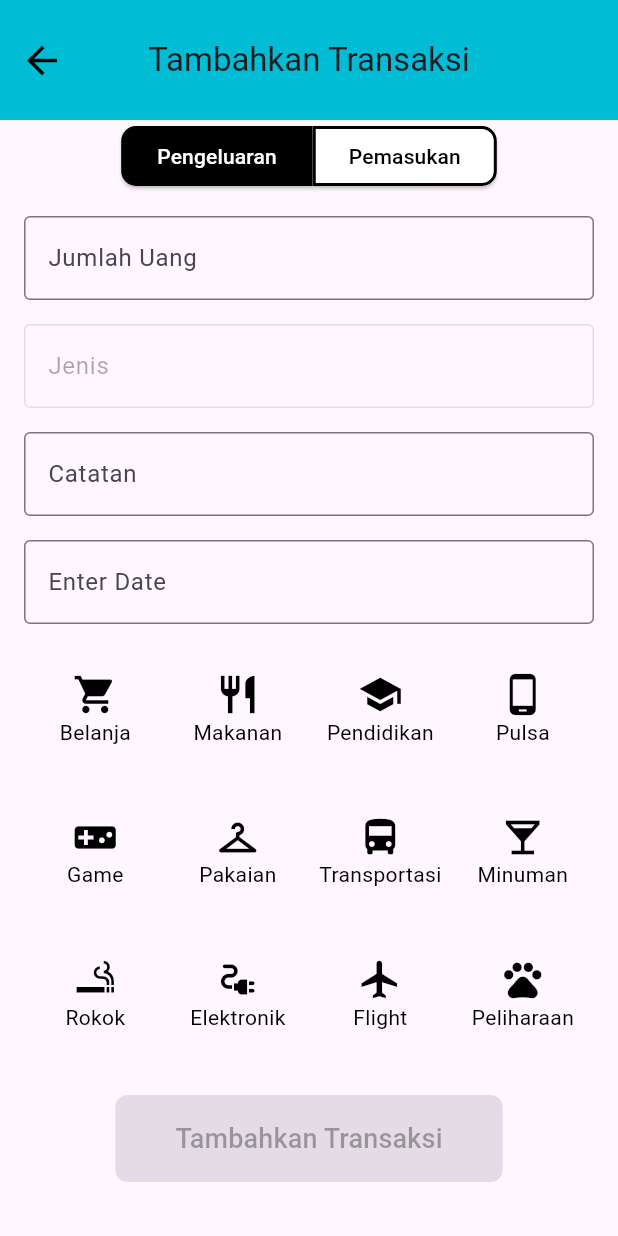
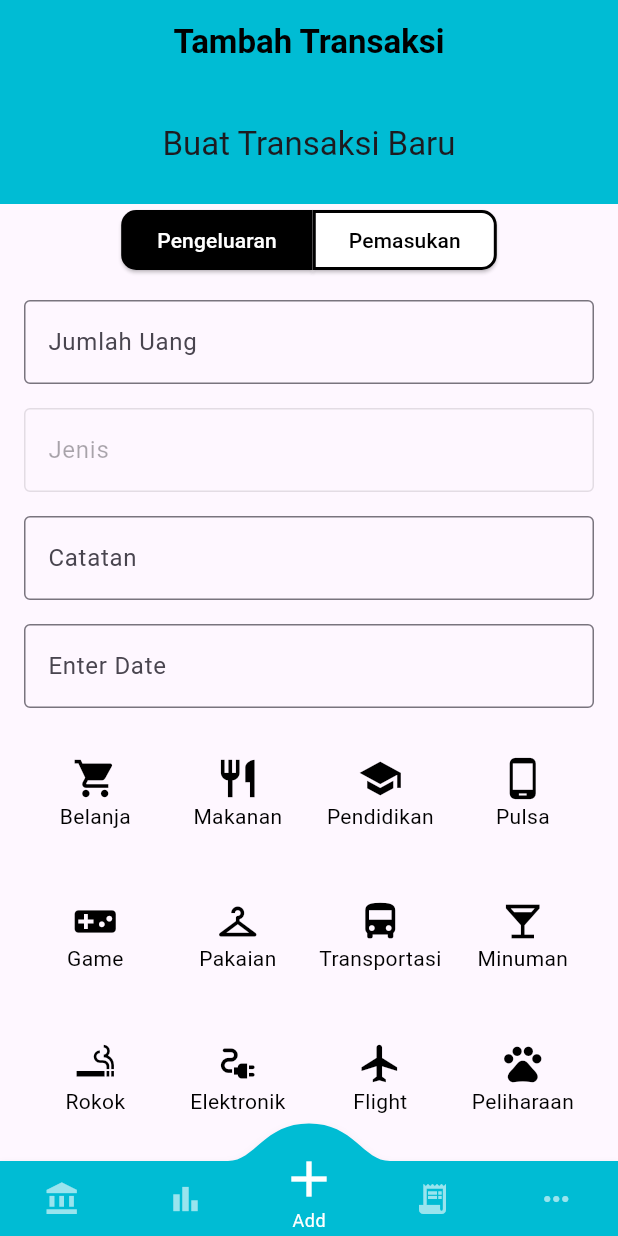
Before and after one commit to RidhuanDEV/Vasa, a Flutter app: the screen it shows after launch, item 3 of the bottom bar chosen, on a phone screen of 412 x 824 dp. Run offline on Flutter 3.47's test engine with Material 3 defaults, Android fonts, the light colour scheme and no system bars; drawn by our look-alikes of convex_bottom_bar; our stand-ins replace drift, fl_chart, google_fonts, image_picker, month_picker_dialog, sqlite3_flutter_libs; missing offline and left inert: sqlite3; accounts and stored records are empty; generated files the repository leaves out were written again.

Commit message:
Changing : Some feature and Bottom nav

```diff
--- a/lib/botnav.dart
+++ b/lib/botnav.dart
@@ -10,6 +10,7 @@ import 'package:vasa/screens/profile.dart';
 import 'package:vasa/global.dart';
 import 'package:vasa/screens/tambah_rekening.dart';
 import 'package:vasa/screens/transaksi.dart';
+import 'package:convex_bottom_bar/convex_bottom_bar.dart';
 
 class BotNav extends StatefulWidget {
   const BotNav({super.key});
@@ -24,11 +25,11 @@ class BotNavState extends State<BotNav> {
   final List<Widget> _children = [
     HomePage(initialDate: DateTime.now()),
     const GrafikScreen(),
-    const LaporanPage(),
+    const Transaksi(),       // Transaksi screen
+    const LaporanPage(),     // Laporan screen
     const ProfilePage(),
     const MengelolaRekening(),
     const TambahRekening(),
-    const Transaksi(),
     const Pengaturan(),
     const AkunPage(),
   ];
@@ -47,7 +48,9 @@ class BotNavState extends State<BotNav> {
     if (Globals.currentIndex == 0) {
       return AppBar(
         automaticallyImplyLeading: false,
-        title: const Text('Pengelola Keuangan'),
+        title: const Center(
+          child: Text('Pengelola Keuangan', style: TextStyle(color: Color.fromARGB(255, 0, 0, 0), fontWeight: FontWeight.bold)),
+        ),
         backgroundColor: Colors.cyan,
         centerTitle: true,
       );
@@ -55,7 +58,36 @@ class BotNavState extends State<BotNav> {
       return AppBar(
         automaticallyImplyLeading: false,
         title: const Center(
-          child: Text('Grafik Keuangan', style: TextStyle(color: Colors.white)),
+          child: Text('Grafik Keuangan', style: TextStyle(color: Color.fromARGB(255, 0, 0, 0), fontWeight: FontWeight.bold)),
+        ),
+        backgroundColor: Colors.cyan,
+        centerTitle: true,
+      );
+    } else if (Globals.currentIndex == 2) {
+      return AppBar(
+        automaticallyImplyLeading: false,
+        title: const Center(
+          child: Text('Tambah Transaksi', style: TextStyle(color: Color.fromARGB(255, 0, 0, 0), fontWeight: FontWeight.bold)),
+        ),
+        backgroundColor: Colors.cyan,
+        centerTitle: true,
+      );
+    } else if (Globals.currentIndex == 3) {
+      return AppBar(
+        automaticallyImplyLeading: false,
+        toolbarHeight: 120,
+        title: const Center(
+          child: Text('Laporan Keuangan', style: TextStyle(color: Color.fromARGB(255, 0, 0, 0), fontWeight: FontWeight.bold)),
+        ),
+        backgroundColor: Colors.cyan,
+        centerTitle: true,
+      );
+    } else if (Globals.currentIndex == 4) {
+      return AppBar(
+        automaticallyImplyLeading: false,
+        toolbarHeight: 120,
+        title: const Center(
+          child: Text('More Feature', style: TextStyle(color: Color.fromARGB(255, 0, 0, 0), fontWeight: FontWeight.bold)),
         ),
         backgroundColor: Colors.cyan,
         centerTitle: true,
@@ -73,49 +105,19 @@ class BotNavState extends State<BotNav> {
     return Scaffold(
       appBar: _buildAppBar() as PreferredSizeWidget,
       body: _children[Globals.currentIndex],
-      bottomNavigationBar: (Globals.currentIndex != 4 &&
-              Globals.currentIndex != 5 &&
-              Globals.currentIndex != 6 &&
-              Globals.currentIndex != 7)
-          ? BottomAppBar(
-              color: Colors.cyan,
-              child: Row(
-                mainAxisAlignment: MainAxisAlignment.spaceBetween,
-                children: [
-                  IconButton(
-                    icon: const Icon(Icons.note, color: Colors.white),
-                    onPressed: () {
-                      onTabTapped(0);
-                    },
-                  ),
-                  IconButton(
-                    icon: const Icon(Icons.bar_chart, color: Colors.white),
-                    onPressed: () {
-                      onTabTapped(1);
-                    },
-                  ),
-                  IconButton(
-                    icon: const Icon(Icons.add, color: Colors.white, size: 32.0),
-                    onPressed: () {
-                      onTabTapped(6);
-                    },
-                  ),
-                  IconButton(
-                    icon: const Icon(Icons.report, color: Colors.white),
-                    onPressed: () {
-                      onTabTapped(2);
-                    },
-                  ),
-                  IconButton(
-                    icon: const Icon(Icons.settings, color: Colors.white),
-                    onPressed: () {
-                      onTabTapped(3);
-                    },
-                  ),
-                ],
-              ),
-            )
-          : null,
+      bottomNavigationBar: ConvexAppBar(
+        style: TabStyle.flip,
+        backgroundColor: Colors.cyan,
+        items: const [
+          TabItem(icon: Icons.account_balance, title: 'Keuangan'),
+          TabItem(icon: Icons.bar_chart, title: 'Chart'),
+          TabItem(icon: Icons.add, title: 'Add'),
+          TabItem(icon: Icons.receipt_long, title: 'Report'),
+          TabItem(icon: Icons.more_horiz, title: 'More'),
+        ],
+        initialActiveIndex: Globals.currentIndex,
+        onTap: onTabTapped,
+      ),
     );
   }
 }
--- a/lib/screens/grafik.dart
+++ b/lib/screens/grafik.dart
@@ -49,6 +49,7 @@ class GrafikScreenState extends State<GrafikScreen> {
   Widget build(BuildContext context) {
     return Scaffold(
       appBar: AppBar(
+        backgroundColor: Colors.cyan,
         automaticallyImplyLeading: false,
         title: InkWell(
           onTap: () => _selectMonth(context),
--- a/lib/screens/homepage.dart
+++ b/lib/screens/homepage.dart
@@ -197,7 +197,7 @@ class HomePageState extends State<HomePage> {
                         style: GoogleFonts.montserrat(
                             color: _totalIncome - _totalExpense < 0
                                 ? Colors.red
-                                : Colors.green,
+                                : const Color.fromARGB(255, 0, 255, 8),
                             fontWeight: FontWeight.bold),
                       ),
                     ],
--- a/lib/screens/tambah_rekening.dart
+++ b/lib/screens/tambah_rekening.dart
@@ -98,7 +98,6 @@ class _TambahRekeningState extends State<TambahRekening> {
         leading: IconButton(
           icon: const Icon(Icons.arrow_back, color: Colors.black, size: 30),
           onPressed: () {
-            Globals.currentIndex = 0;
             Navigator.push(
               context,
               MaterialPageRoute(builder: (context) => const BotNav()),
--- a/lib/screens/transaksi.dart
+++ b/lib/screens/transaksi.dart
@@ -105,17 +105,8 @@ class _TransaksiState extends State<Transaksi> {
     final isEditMode = widget.transaction != null;
     return Scaffold(
       appBar: AppBar(
-        leading: IconButton(
-          icon: const Icon(Icons.arrow_back, color: Colors.black, size: 30),
-          onPressed: () {
-            Globals.currentIndex = 0;
-            Navigator.push(
-              context,
-              MaterialPageRoute(builder: (context) => const BotNav()),
-            );
-          },
-        ),
-        title: Text(isEditMode ? 'Edit Transaksi' : 'Tambahkan Transaksi'),
+        automaticallyImplyLeading: false,
+        title: Text(isEditMode ? 'Edit Transaksi' : 'Buat Transaksi Baru'),
         backgroundColor: Colors.cyan,
         toolbarHeight: 80,
         centerTitle: true,
--- a/lib/screens/viewtransaksi.dart
+++ b/lib/screens/viewtransaksi.dart
@@ -37,7 +37,7 @@ class ViewTransaksiState extends State<ViewTransaksi> {
   Widget build(BuildContext context) {
     return Scaffold(
       appBar: AppBar(
-        title: Text('All Transactions', style: GoogleFonts.montserrat()),
+        title: Text('Semua Transaksi', style: GoogleFonts.montserrat(),),
       ),
       body: FutureBuilder<List<Pengelolaan>>(
         future: _transactionsFuture,
@@ -56,8 +56,8 @@ class ViewTransaksiState extends State<ViewTransaksi> {
                   transaction.catatan,
                   transaction.uang < 0 ? _formatCurrency(transaction.uang.abs()).replaceAll('.0', '') : _formatCurrency(transaction.uang).replaceAll('.0', ''),
                   transaction.uang < 0 ? Colors.red : Colors.blue,
-                  transaction.id, // Pass the transaction ID
-                  transaction, // Pass the transaction object
+                  transaction.id,
+                  transaction,
                 );
               }).toList(),
             );
--- a/pubspec.yaml
+++ b/pubspec.yaml
@@ -48,6 +48,8 @@ dependencies:
   flutter_localizations:
     sdk: flutter
   month_picker_dialog: ^4.0.0
+  convex_bottom_bar: ^3.0.0
+
 
 dev_dependencies:
   flutter_test:
```
Also changed, not shown: lib/screens/laporan.dart (+64 -57 lines), lib/screens/mengelola_rekening.dart (+14 -26 lines), lib/screens/pengaturan.dart (+8 -27 lines), pubspec.lock.
